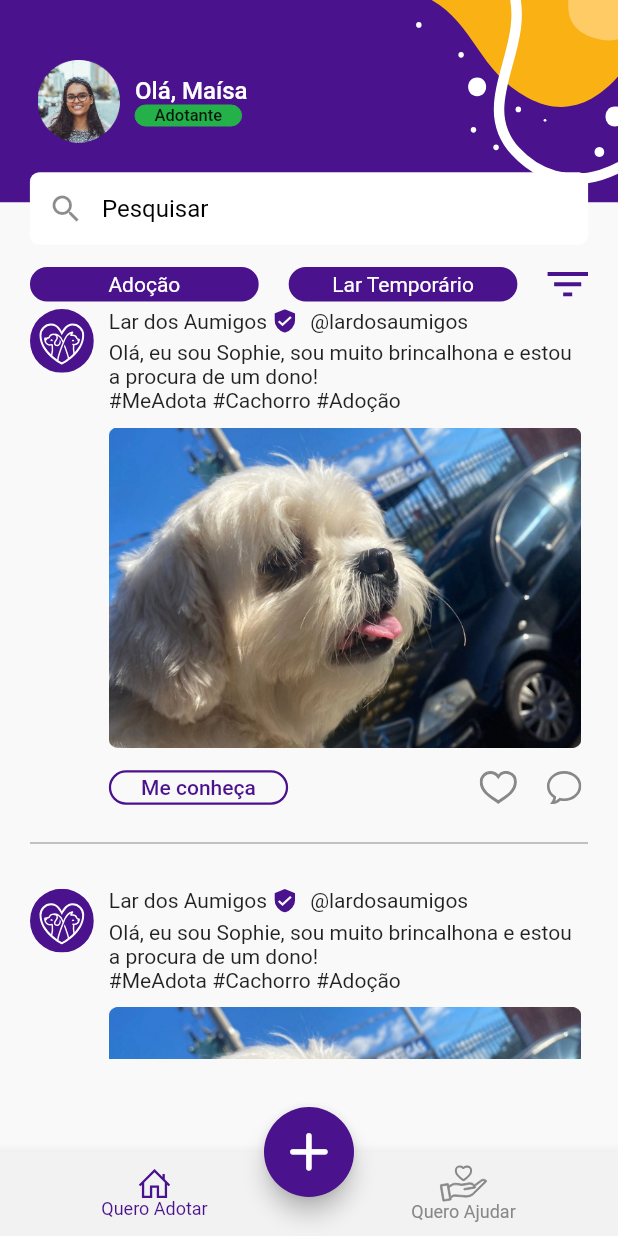
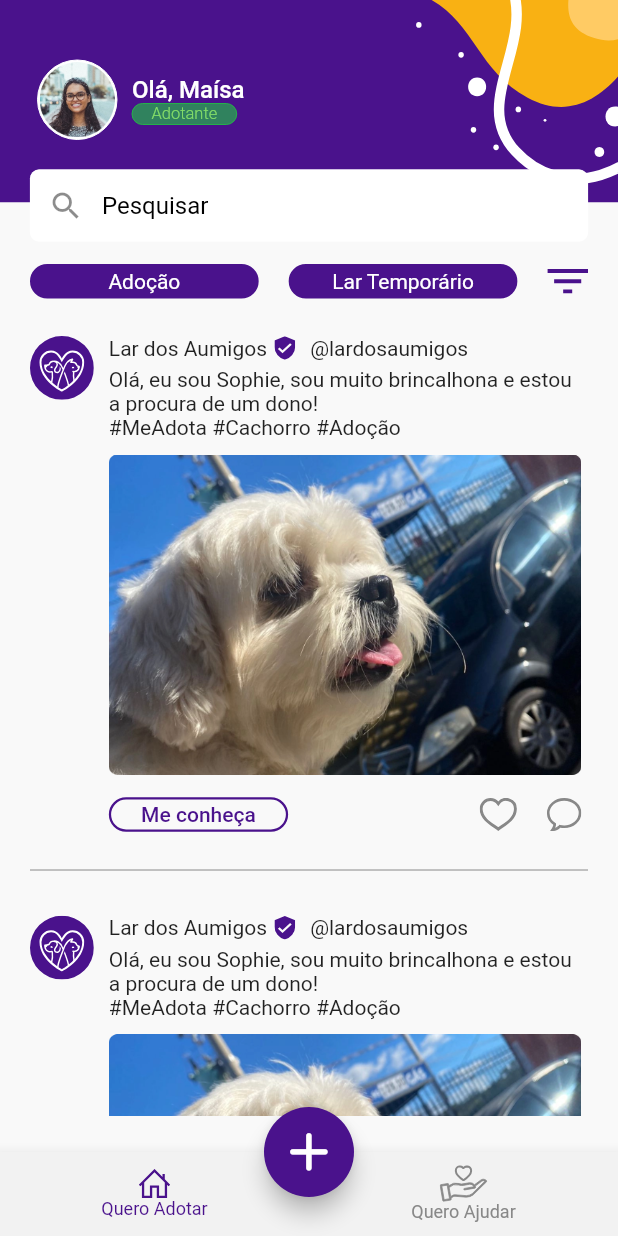
Before and after one commit to MarcalDev/PetBuddy, a Flutter app: the screen it shows after launch, on a phone screen of 412 x 824 dp. Run offline on Flutter 3.47's test engine with Material 2 defaults, Android fonts, the phone set to English and light mode, and no system bars; our stand-ins replace flutter_svg.

Commit message:
Correções para home page

```diff
--- a/lib/app/modules/home/pages/home_page.dart
+++ b/lib/app/modules/home/pages/home_page.dart
@@ -75,10 +75,10 @@ class _HomePageState extends State<HomePage> {
               ],
             ),
             SizedBox(
-              height: 5,
+              height: 25,
             ),
             SizedBox(
-              height: 500,
+              height: 520,
               child: ListView.builder(
                   physics: BouncingScrollPhysics(),
                   shrinkWrap: true,
--- a/lib/app/modules/home/pages/menu_principal_page.dart
+++ b/lib/app/modules/home/pages/menu_principal_page.dart
@@ -29,9 +29,7 @@ class _MenuPrincipalPageState extends State<MenuPrincipalPage> {
   @override
   Widget build(BuildContext context) {
     return SafeArea(
-      child: MaterialApp(
-        color: Colors.yellow,
-        home: Scaffold(
+      child: Scaffold(
           body: listScreens[tabIndex],
           floatingActionButton: Container(
             child: Container(
@@ -71,7 +69,6 @@ class _MenuPrincipalPageState extends State<MenuPrincipalPage> {
                 ),
               ]),
           backgroundColor: Theme.of(context).primaryColor,
-        ),
       ),
     );
   }
--- a/lib/app/modules/home/widgets/home_background_widget.dart
+++ b/lib/app/modules/home/widgets/home_background_widget.dart
@@ -16,8 +16,7 @@ class HomeBackgroundWidget extends StatefulWidget {
 class _HomeBackgroundWidgetState extends State<HomeBackgroundWidget> {
   @override
   Widget build(BuildContext context) {
-    return Scaffold(
-        body: Container(
+    return Container(
       color: AppColors.corBackground,
       child: Column(
         mainAxisAlignment: MainAxisAlignment.start,
@@ -31,9 +30,16 @@ class _HomeBackgroundWidgetState extends State<HomeBackgroundWidget> {
                   padding: const EdgeInsets.fromLTRB(25, 40, 25, 0),
                   child: Row(
                     children: [
-                      Image.asset(
-                        AssetsAplicativo.fotoUsuario,
-                        height: 55,
+                      Container(
+                        padding: const EdgeInsets.all(1.5),
+                        decoration: BoxDecoration(
+                            color: AppColors.corBranco,
+                            border: Border.all(color: AppColors.corBranco, width: 0),
+                            borderRadius: const BorderRadius.all(Radius.circular(30))),
+                        child: Image.asset(
+                          AssetsAplicativo.fotoUsuario,
+                          height: 50,
+                        ),
                       ),
                       const SizedBox(
                         width: 10,
@@ -49,13 +55,14 @@ class _HomeBackgroundWidgetState extends State<HomeBackgroundWidget> {
                           ),
                           Container(
                             decoration: BoxDecoration(
-                                color: AppColors.corVerdeSelecao,
+                                color: AppColors.corVerdeSelecao.withOpacity(0.7),
                                 border: Border.all(color: AppColors.corVerdeSelecao, width: 0),
                                 borderRadius: const BorderRadius.all(Radius.circular(15))),
                             padding: const EdgeInsets.symmetric(vertical: 0.5, horizontal: 13),
                             child: const TextWidget(
                               text: 'Adotante',
-                              fontWeight: FontWeight.w500,
+                              textColor: AppColors.corVerdeClaro,
+                              fontWeight: FontWeight.w300,
                               fontSize: TextFonts.fonteTextoPequenoMenor,
                             ),
                           ),
@@ -70,6 +77,6 @@ class _HomeBackgroundWidgetState extends State<HomeBackgroundWidget> {
           ]),
         ],
       ),
-    ));
+    );
   }
 }
--- a/lib/app/util/app_colors.dart
+++ b/lib/app/util/app_colors.dart
@@ -8,6 +8,7 @@ class AppColors {
   static const corPreto = Color(0xff000000);
   static const corPadraoAplicativo = Color(0xff4A128C);
   static const corVerdeSelecao = Color(0xff25B14A);
+  static const corVerdeClaro = Color(0xff82DC68);
   static const corCinza = Color(0xffAFAFAF);
   static const corTabBar = Color(0xffF2F2F2);
   static const corTabBarUnselected = Color(0xff888888);
```
